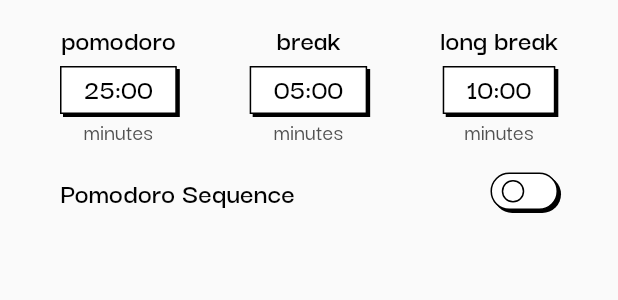
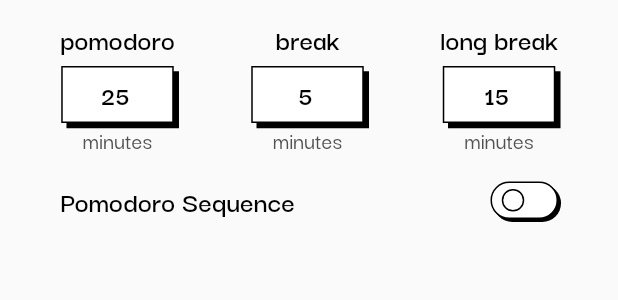
Before and after one commit to letha11/pomodoro_timer, a Flutter app: the TimerSettings widget shown alone on an empty page, opened directly, on a phone screen of 412 x 824 dp. Shown: the top 300 px of the screen. Run offline on Flutter 3.47's test engine with Material 2 defaults, Android fonts, the phone set to English and light mode, and no system bars; drawn by our look-alikes of flutter_switch; our stand-ins replace bloc, dartz, equatable, firebase_core, firebase_crashlytics, flutter_bloc and 5 more; accounts and stored records are empty.

Commit message:
feat(setting timer): change static text to change the default time to form

```diff
--- a/lib/timer/presentation/views/settings/settings.dart
+++ b/lib/timer/presentation/views/settings/settings.dart
@@ -68,7 +68,7 @@ class _SettingsScreenState extends State<SettingsScreen> {
                     padding: const EdgeInsets.symmetric(vertical: 18),
                     child: StyledContainer(
                       child: TabBarView(
-                        children: const [
+                        children: [
                           TimerSettings(),
                           SoundsSetting(),
                           Placeholder(),
--- a/lib/timer/presentation/views/settings/timer.dart
+++ b/lib/timer/presentation/views/settings/timer.dart
@@ -4,16 +4,35 @@ import '../../widgets/styled_container.dart';
 import 'widgets/title_switch.dart';
 
 class TimerSettings extends StatelessWidget {
-  const TimerSettings({Key? key}) : super(key: key);
+  TimerSettings({Key? key}) : super(key: key);
 
-  _timeForm(BuildContext ctx, String title, String time) {
+  final _pomodoroTimeController = TextEditingController(text: '25');
+  final _breakTimeController = TextEditingController(text: '5');
+  final _longBreakTimeController = TextEditingController(text: '15');
+
+  _timeForm(BuildContext ctx, String title, TextEditingController controller) {
     return Column(
       children: [
         Text(title, style: Theme.of(ctx).textTheme.bodySmall),
         const SizedBox(height: 5),
         StyledContainer(
-          text: time,
-          padding: const EdgeInsets.only(left: 15, right: 15, bottom: 3),
+          width: 75,
+          child: TextFormField(
+            controller: controller,
+            cursorColor: Colors.black,
+            keyboardType: TextInputType.number,
+            textAlign: TextAlign.center,
+            style: Theme.of(ctx).textTheme.titleSmall?.copyWith(
+                  fontSize: 18,
+                  fontWeight: FontWeight.w700,
+                  color: Colors.black,
+                ),
+            decoration: const InputDecoration(
+              border: InputBorder.none,
+              contentPadding: EdgeInsets.only(left: 15, right: 15, bottom: 6, top: 6),
+              isDense: true,
+            ),
+          ),
         ),
         Text('minutes', style: Theme.of(ctx).textTheme.titleSmall),
       ],
@@ -31,12 +50,12 @@ class TimerSettings extends StatelessWidget {
             Row(
               mainAxisAlignment: MainAxisAlignment.spaceBetween,
               children: [
-                _timeForm(context, 'pomodoro', '25:00'),
-                _timeForm(context, 'break', '05:00'),
-                _timeForm(context, 'long break', '10:00'),
+                _timeForm(context, 'pomodoro', _pomodoroTimeController),
+                _timeForm(context, 'break', _breakTimeController),
+                _timeForm(context, 'long break', _longBreakTimeController),
               ],
             ),
-            SizedBox(height: 16),
+            const SizedBox(height: 16),
             TitleSwitch(
               title: "Pomodoro Sequence",
               onToggle: (val) => print(val),
--- a/lib/timer/presentation/widgets/styled_container.dart
+++ b/lib/timer/presentation/widgets/styled_container.dart
@@ -6,6 +6,7 @@ class StyledContainer extends StatelessWidget {
     this.text,
     this.child,
     this.width,
+    this.height,
     this.textStyle,
     this.onTap,
     this.borderRadius = 0,
@@ -15,6 +16,7 @@ class StyledContainer extends StatelessWidget {
 
   final bool active;
   final double? width;
+  final double? height;
   final Widget? child;
   final String? text;
   final TextStyle? textStyle;
@@ -26,12 +28,13 @@ class StyledContainer extends StatelessWidget {
   Widget build(BuildContext context) {
     return Container(
       width: width,
+      height: height,
       decoration: BoxDecoration(
         color: active ? Colors.black : Colors.white,
         boxShadow: [
           BoxShadow(
             color: active ? Colors.white : Colors.black, // active
-            offset: const Offset(2, 2),
+            offset: const Offset(3.5, 3.5),
           ),
         ],
         borderRadius: BorderRadius.all(Radius.circular(borderRadius)),
```
